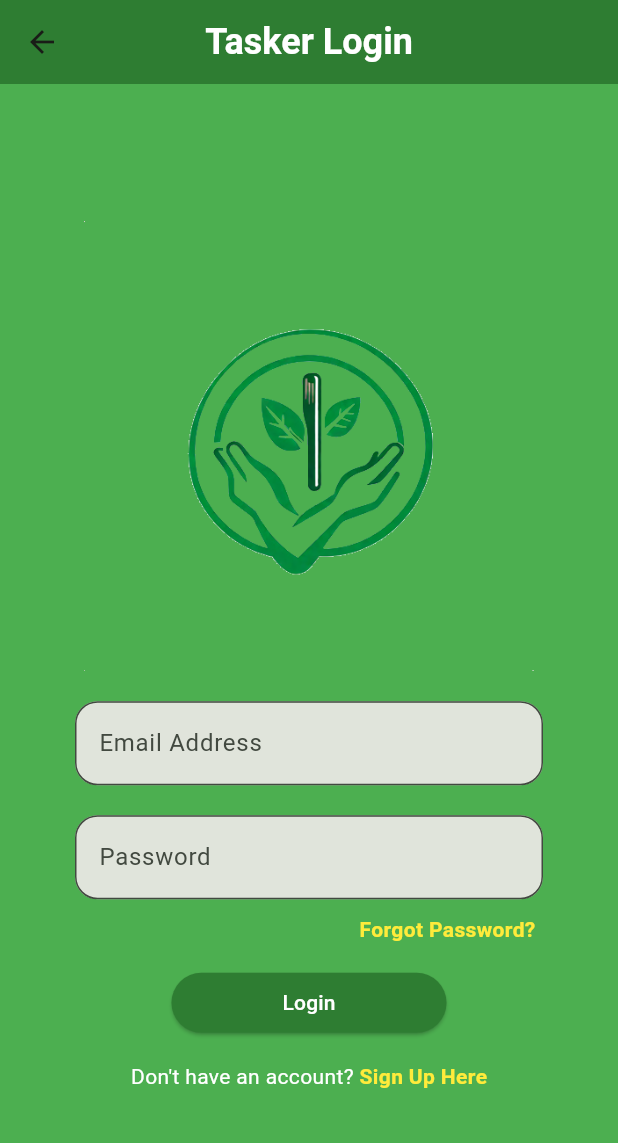
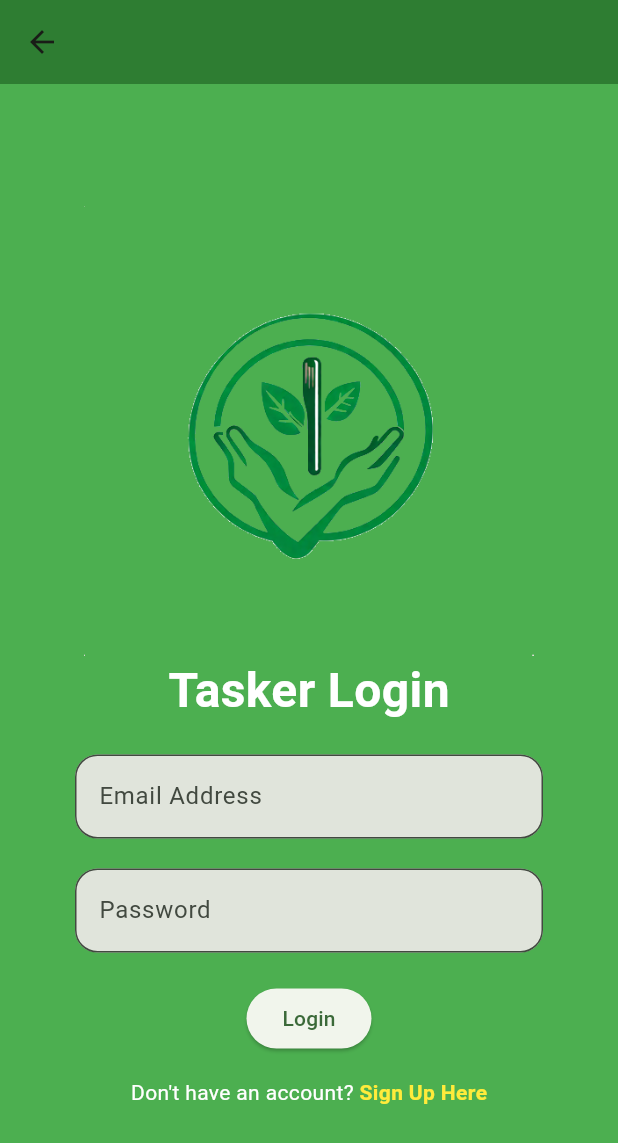
Before and after one commit to fc891/TaskLocal, a Flutter app: the TaskerLogin screen opened directly with empty values, on a phone screen of 412 x 824 dp. Shown: the top 1143 px of the screen. Run offline on Flutter 3.47's test engine with Material 3 defaults, Android fonts, the phone set to English and light mode, and no system bars; our stand-ins replace cloud_firestore, firebase_auth, firebase_core; missing offline and left inert: dart:ffi, mongo_dart; accounts and stored records are empty.

Commit message:
Revert "Moved tasker_login to login_pages folder"
This reverts commit fd774fb2ba30818a8b6668c6a85c1c54891708e8.

```diff
--- a/lib/screens/login_pages/tasker_login.dart
+++ b/lib/screens/authorization/tasker_login.dart
@@ -1,6 +1,5 @@
 import 'package:flutter/material.dart';
 import 'package:firebase_auth/firebase_auth.dart';
-import 'package:tasklocal/screens/authorization/passwordresetpage.dart';
 
 // Richard's code
 class TaskerLogin extends StatefulWidget {
@@ -69,17 +68,7 @@ class _TaskerLogin extends State<TaskerLogin> {
   Widget build(BuildContext context) {
     return Scaffold(
       backgroundColor: Colors.green[500],
-      // title of the login page
       appBar: AppBar(
-        title: Text(
-          'Tasker Login',
-          style: TextStyle(
-            color: Colors.white,
-            fontSize: 24,
-            fontWeight: FontWeight.bold,
-          ),
-        ),
-        centerTitle: true,
         backgroundColor: Colors.green[800],
         // Add a back button to the AppBar
         leading: IconButton(
@@ -103,7 +92,15 @@ class _TaskerLogin extends State<TaskerLogin> {
                     height: 300,
                   ),
                 ),
-
+                // title of the login page
+                Text(
+                  'Tasker Login',
+                  style: TextStyle(
+                    color: Colors.white,
+                    fontSize: 32,
+                    fontWeight: FontWeight.bold,
+                  ),
+                ),
                 const SizedBox(height: 20),
                 Padding(
                   padding: const EdgeInsets.symmetric(horizontal: 50),
@@ -135,46 +132,17 @@ class _TaskerLogin extends State<TaskerLogin> {
                     obscureText: true,
                   )
                 ),
-                const SizedBox(height: 10),
-
-                // Alex's code
+                const SizedBox(height: 20),
                 Padding(
-                  padding: const EdgeInsets.symmetric(horizontal: 55.0),
-                  child: Row(
-                    mainAxisAlignment: MainAxisAlignment.end,
-                    children: [
-                      GestureDetector(
-                        onTap: (){
-                          Navigator.push(context, MaterialPageRoute(builder: (context) {
-                            return PasswordResetPage();
-                          }));
-                        },
-                        child: Text(
-                          'Forgot Password?',
-                          style: TextStyle(
-                            color: Colors.yellow,
-                            fontWeight: FontWeight.bold,
-                          ),
-                        ),
-                      ),
-                    ],
-                  ),
-                ),
-                const SizedBox(height: 15),
-                // Richard's code
-                // after press the login button, directs user to the home page
-                Center(
-                  child: ElevatedButton(
-                    onPressed: userLogin,
-                    style: ElevatedButton.styleFrom(backgroundColor: Colors.green[800]),
-                    child: Padding(
-                      padding: const EdgeInsets.symmetric(horizontal: 50.0),
-                      child: Text("Login", style: TextStyle(color: Colors.white)),
+                  padding: const EdgeInsets.symmetric(horizontal: 20),
+                  child: Center(
+                    child: ElevatedButton(
+                      onPressed: userLogin,
+                      child: Text("Login"),
                     ),
                   ),
                 ),
                 const SizedBox(height: 10),
-                // for convenience, if user don't have an account they will be proceed to the register page
                 Row(
                   mainAxisAlignment: MainAxisAlignment.center,
                   children: [
```
